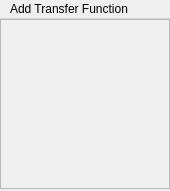
Before: the Qt Designer form src/Applications/TransferFunctions/Ui/TFPalette.ui in JanKolomaznik/MedV4D, drawn with Qt 5.
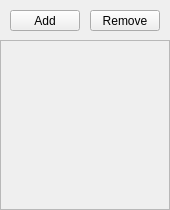
After: the same form once the commit is applied.

Diff of the .ui file:
```diff
--- a/src/Applications/TransferFunctions/Ui/TFPalette.ui
+++ b/src/Applications/TransferFunctions/Ui/TFPalette.ui
@@ -7,13 +7,13 @@
     <x>0</x>
     <y>0</y>
     <width>170</width>
-    <height>191</height>
+    <height>210</height>
    </rect>
   </property>
   <property name="minimumSize">
    <size>
     <width>170</width>
-    <height>191</height>
+    <height>210</height>
    </size>
   </property>
   <property name="maximumSize">
@@ -42,20 +42,20 @@
     <property name="geometry">
      <rect>
       <x>0</x>
-      <y>0</y>
+      <y>40</y>
       <width>170</width>
       <height>170</height>
      </rect>
     </property>
     <property name="minimumSize">
      <size>
-      <width>170</width>
-      <height>170</height>
+      <width>0</width>
+      <height>0</height>
      </size>
     </property>
     <property name="maximumSize">
      <size>
-      <width>170</width>
+      <width>16777215</width>
       <height>16777215</height>
      </size>
     </property>
@@ -73,24 +73,37 @@
      </property>
     </widget>
    </widget>
-  </widget>
-  <widget class="QMenuBar" name="menubar">
+   <widget class="QPushButton" name="addButton">
+    <property name="geometry">
+     <rect>
+      <x>10</x>
+      <y>10</y>
+      <width>70</width>
+      <height>21</height>
+     </rect>
+    </property>
+    <property name="text">
+     <string>Add</string>
+    </property>
+    <property name="default">
+     <bool>false</bool>
+    </property>
+   </widget>
+   <widget class="QPushButton" name="removeButton">
    <property name="geometry">
     <rect>
-     <x>0</x>
-     <y>0</y>
-     <width>170</width>
+      <x>90</x>
+      <y>10</y>
+      <width>70</width>
      <height>21</height>
     </rect>
    </property>
-   <widget class="QMenu" name="paletteMenu">
-    <property name="title">
-     <string>Add Transfer Function</string>
+    <property name="text">
+     <string>Remove</string>
     </property>
     <addaction name="actionNew"/>
     <addaction name="actionLoad"/>
    </widget>
-   <addaction name="paletteMenu"/>
   </widget>
   <action name="actionLoad">
    <property name="text">
```
Left out of the diff: 2 changed lines with no effect on the pictures. Lines whose indentation alone changed are shown as unchanged.
